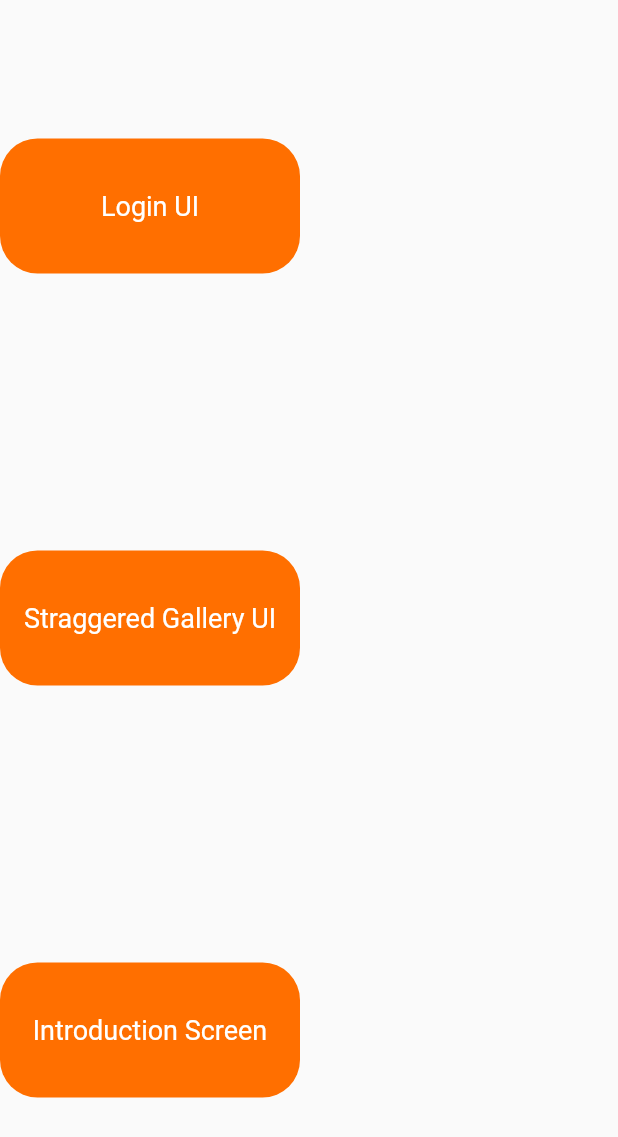
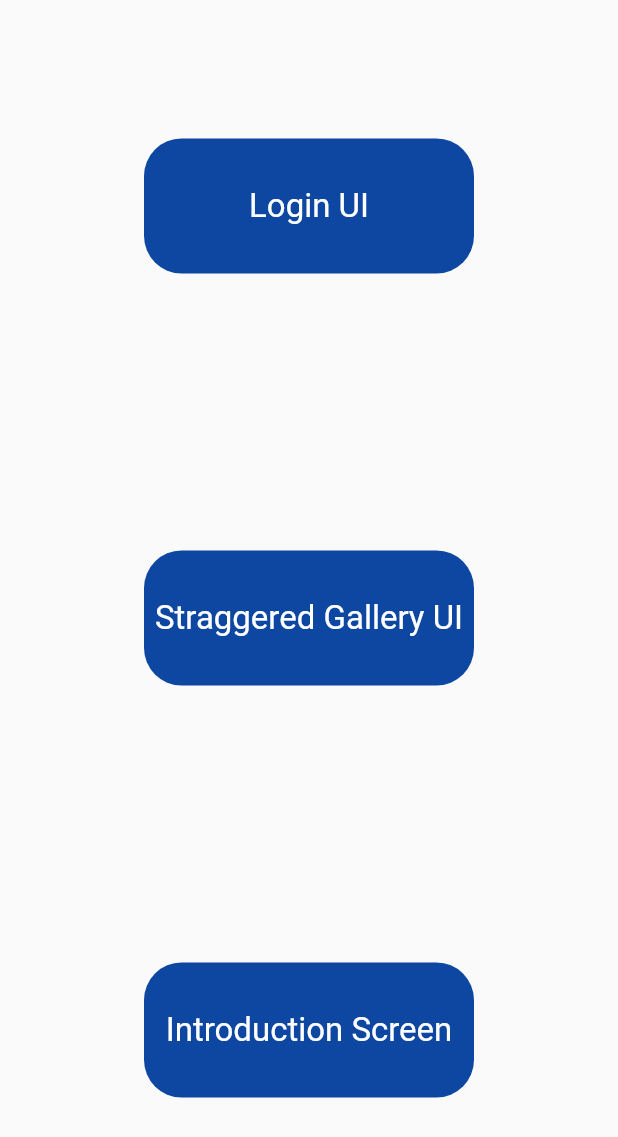
Before and after one commit to VivekTailor19/media_booster, a Flutter app: the screen it shows after launch, on a phone screen of 412 x 824 dp. Shown: the top 1137 px of the screen. Run offline on Flutter 3.47's test engine with Material 2 defaults, Android fonts, the light colour scheme and no system bars; our stand-ins replace device_preview, introduction_screen, shared_preferences, sizer.

Commit message:
media booster

```diff
--- a/lib/homeScreen.dart
+++ b/lib/homeScreen.dart
@@ -13,9 +13,9 @@ class _HomeScreenState extends State<HomeScreen> {
   Widget build(BuildContext context) {
     return SafeArea(
         child: Scaffold(
-            body: Column(
+            body: Center(
+              child: Column(
                   mainAxisAlignment: MainAxisAlignment.spaceAround,
-                crossAxisAlignment: CrossAxisAlignment.center,
                   children: [
 
                   InkWell(
@@ -33,6 +33,7 @@ class _HomeScreenState extends State<HomeScreen> {
 
     ]
     ,
+    ),
             )
     ,
     )
@@ -43,12 +44,12 @@ class _HomeScreenState extends State<HomeScreen> {
   Widget Apna_Tab(String title) {
     return Container(
       height: 90,
-      width: 200,
+      width: 220,
       alignment: Alignment.center,
       decoration: BoxDecoration(borderRadius: BorderRadius.circular(25),
-          color: Colors.amber.shade900),
+          color: Colors.blue.shade900),
       child: Text(
-        "$title", style: TextStyle(color: Colors.white, fontSize: 18),),
+        "$title", style: TextStyle(color: Colors.white, fontSize: 22),),
     );
   }
 }
--- a/lib/introduction/intro_splash.dart
+++ b/lib/introduction/intro_splash.dart
@@ -24,7 +24,7 @@ class _Intro_SplashState extends State<Intro_Splash> {
     ipT = Provider.of<IntroProvider>(context);
     ipF = Provider.of<IntroProvider>(context,listen:false);
 
-    Future.delayed(Duration(seconds: 1),() async {
+    Future.delayed(Duration(seconds: 3),() async {
 
       IntroShared ishare = IntroShared();
       Map mskipped = await ishare.readData();
--- a/lib/main.dart
+++ b/lib/main.dart
@@ -29,11 +29,14 @@ void main() {
                // initialRoute: "intro_splash",
                 routes: {
                   "/":(context) => HomeScreen(),
-                  "login":(context) => SplashScreen(),
+
+                  "login":(context) => Login_Splash(),
                   "signup":(context) => Login_SignUp(),
                   "signin":(context) => Login_SignIn(),
                   "welcome":(context) => Login_Welcome(),
+
                   "gallery":(context) => Staggered_Gallery(),
+
                   "intro":(context) => Intro_Screen(),
                 },
               ),
```
Also changed, not shown: lib/login_UI/splash/login_splash.dart (+7 -6 lines). Lines whose indentation alone changed are shown as unchanged.
